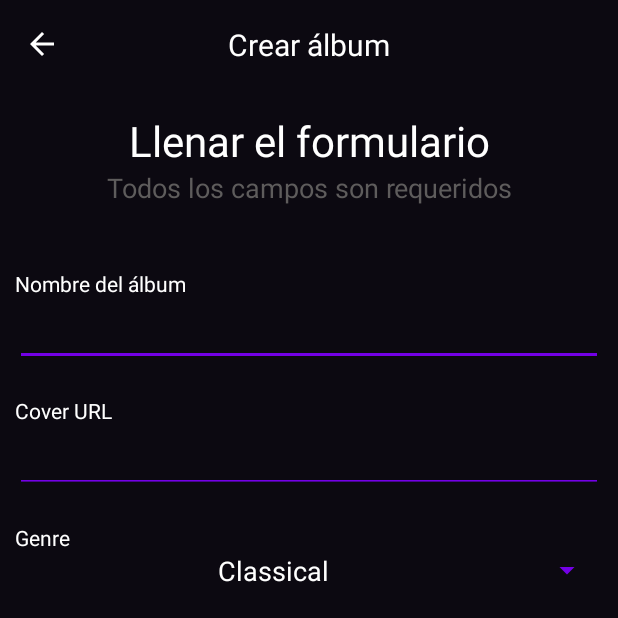
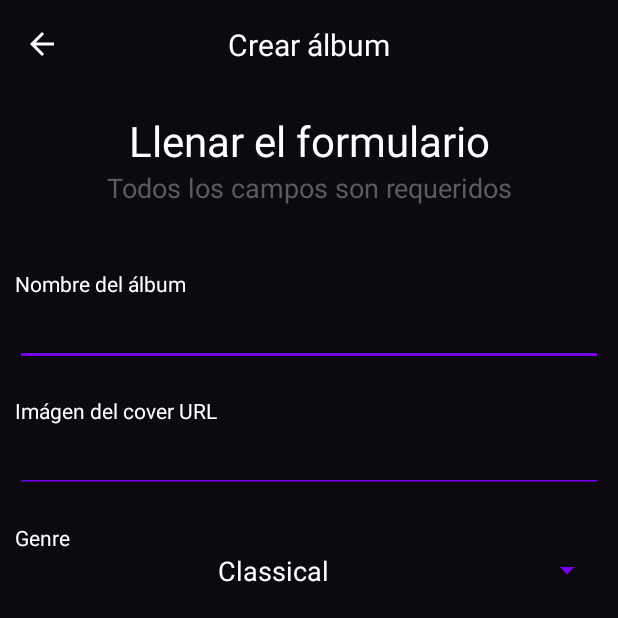
Before and after one commit to ivan1016017/MISOAplicacionesMoviles, an Android app: the CreateAlbumActivity screen opened directly, with no data from a screen before it, on a phone screen of 412 x 824 dp, the top half of it. Run offline under Robolectric (Android 15) with nearby library versions, the light colour scheme and no system bars.

Commit message:
Update error text

```diff
--- a/app/src/main/java/com/example/vynilos/views/CreateAlbumActivity.kt
+++ b/app/src/main/java/com/example/vynilos/views/CreateAlbumActivity.kt
@@ -153,7 +153,7 @@ class CreateAlbumActivity : AppCompatActivity() {
 
         if(isInvalidCover()) {
             valid = false
-            error_text = error_text + "Cover debe ser una URL correcta \n"
+            error_text = error_text + "La imágen del cover debe ser una URL correcta \n"
         }
 
         if(isInvalidDescription()) {
--- a/app/src/main/res/values/strings.xml
+++ b/app/src/main/res/values/strings.xml
@@ -22,7 +22,7 @@
     <string name="create_album_title">Llenar el formulario</string>
     <string name="create_album_subtitle">Todos los campos son requeridos</string>
     <string name="nombre_del_lbum">Nombre del álbum</string>
-    <string name="cover_url">Cover URL</string>
+    <string name="cover_url">Imágen del cover URL</string>
     <string name="genre">Genre</string>
     <string name="record_label">Record label</string>
     <string name="release_date">Release Date</string>
```
